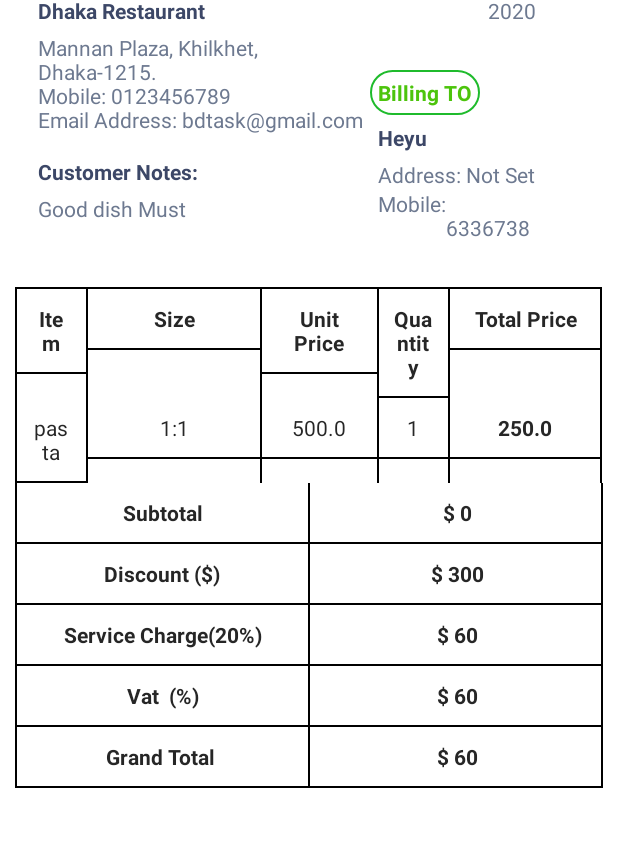
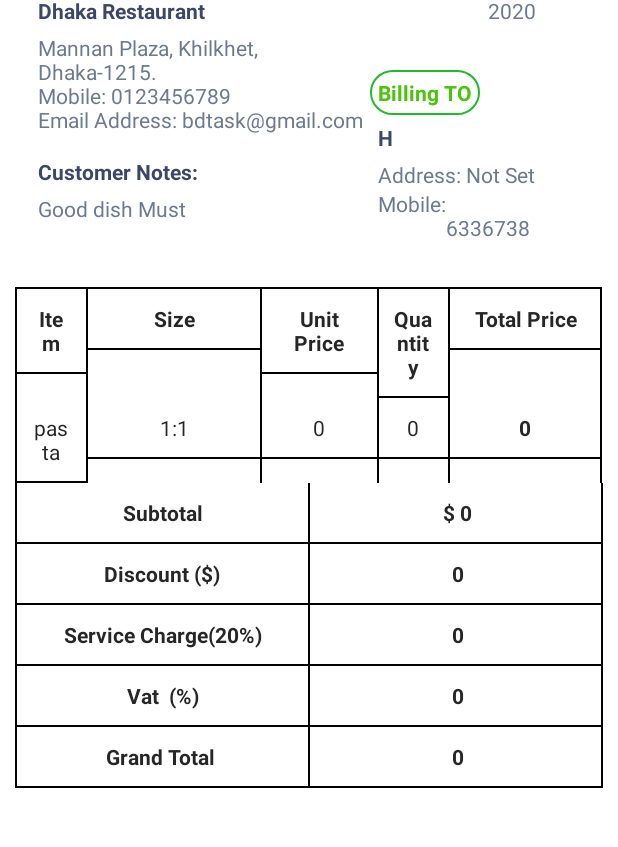
Before and after one commit to Kayuemkhan/Bhonjon-Restaurant-POS-, an Android app: the layout singleprintorderdesign.xml on its own in the app's theme, with its tools: preview values and no code run, on a phone screen of 412 x 824 dp, the part 258-1105 px from its top. Run offline under Robolectric (Android 15) with nearby library versions, the phone set to English and light mode, and no system bars; Roboto replaces fonts that are not available here.

Commit message:
singleprintorderdesign update

```diff
--- a/app/src/main/res/layout/singleprintorderdesign.xml
+++ b/app/src/main/res/layout/singleprintorderdesign.xml
@@ -197,7 +197,7 @@
                     android:layout_height="wrap_content"
                     android:fontFamily="@font/roboto_medium"
                     android:padding="5dp"
-                    android:text="Heyu"
+                    android:text="H"
                     android:textColor="#3C4767"
                     android:textStyle="bold" />
 
@@ -533,7 +533,7 @@
                             android:layout_gravity="center"
                             android:gravity="center"
                             android:padding="10dp"
-                            android:text="500.0"
+                            android:text="0"
                             android:textColor="#262626" />
 
                         <View
@@ -561,7 +561,7 @@
                             android:layout_gravity="center"
                             android:gravity="center"
                             android:padding="10dp"
-                            android:text="1"
+                            android:text="0"
                             android:textColor="#262626" />
 
                         <View
@@ -588,7 +588,7 @@
                             android:layout_gravity="center"
                             android:gravity="center"
                             android:padding="10dp"
-                            android:text="250.0"
+                            android:text="0"
                             android:textStyle="bold"
                             android:textColor="#262626" />
 
@@ -751,12 +751,12 @@
 
                         <TextView
                             android:layout_width="match_parent"
-                            android:layout_height="match_parent"
+                            android:layout_height="wrap_content"
                             android:layout_gravity="center"
                             android:gravity="center"
-                            android:text=" $ 300"
-                            android:textStyle="bold"
-                            android:textColor="#262626" />
+                            android:text=" 0"
+                            android:textColor="#262626"
+                            android:textStyle="bold" />
 
                     </LinearLayout>
 
@@ -839,7 +839,7 @@
                             android:layout_height="match_parent"
                             android:layout_gravity="center"
                             android:gravity="center"
-                            android:text=" $ 60"
+                            android:text=" 0"
                             android:textStyle="bold"
                             android:textColor="#262626" />
 
@@ -921,12 +921,12 @@
 
                         <TextView
                             android:layout_width="match_parent"
-                            android:layout_height="match_parent"
+                            android:layout_height="wrap_content"
                             android:layout_gravity="center"
                             android:gravity="center"
-                            android:text=" $ 60"
-                            android:textStyle="bold"
-                            android:textColor="#262626" />
+                            android:text=" 0"
+                            android:textColor="#262626"
+                            android:textStyle="bold" />
 
                     </LinearLayout>
 
@@ -1010,7 +1010,7 @@
                             android:layout_height="match_parent"
                             android:layout_gravity="center"
                             android:gravity="center"
-                            android:text=" $ 60"
+                            android:text=" 0"
                             android:textStyle="bold"
                             android:textColor="#262626" />
 
```
Also changed, not shown: app/src/main/java/com/bdtask/bhojonrestaurantpos/adapters/QROrderAdapter.java (+13 -2 lines).
